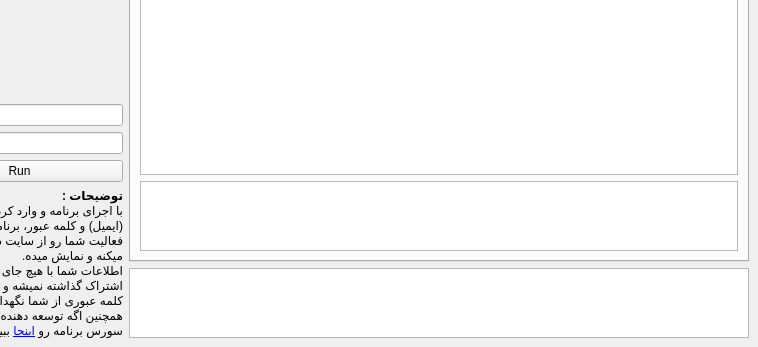
Old version of the form digikala_history.ui in the repository jadijadi/digikala_history; both pictures show x 93 to 851 and y 264 to 611 of the 851 by 611 pixel window.
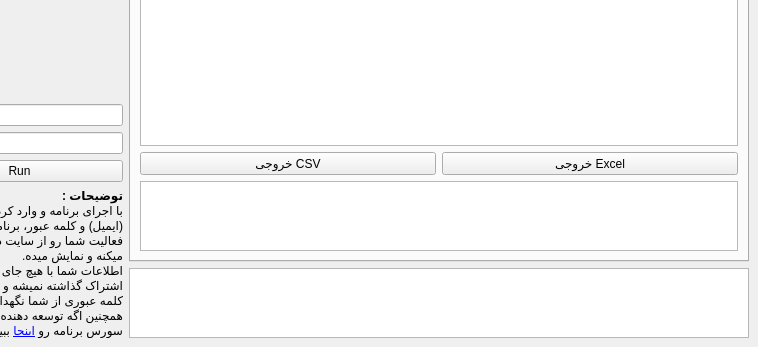
New version of the form. Custom widgets are drawn as their Qt base class.

Commit message: add qdarkstyle to requrements.txt add datetime to requrements.txt remove commented lines in plotter.py add all widgets to layers in ui file for make ui scalable export table contents to cvs file

```diff
--- a/digikala_history.ui
+++ b/digikala_history.ui
@@ -137,7 +137,7 @@
          </attribute>
          <layout class="QGridLayout" name="gridLayout">
           <item row="0" column="0">
-           <layout class="QVBoxLayout" name="verticalLayout_3" stretch="10,1">
+           <layout class="QVBoxLayout" name="verticalLayout_3" stretch="10,0,1">
             <item>
              <widget class="QTableWidget" name="output_general">
               <property name="layoutDirection">
@@ -221,6 +221,27 @@
               </column>
              </widget>
             </item>
+            <item>
+             <layout class="QHBoxLayout" name="horizontalLayout_3">
+              <item>
+               <widget class="QPushButton" name="exportCsv">
+                <property name="layoutDirection">
+                 <enum>Qt::RightToLeft</enum>
+                </property>
+                <property name="text">
+                 <string>خروجی CSV</string>
+                </property>
+               </widget>
+              </item>
+              <item>
+               <widget class="QPushButton" name="exportExcel">
+                <property name="text">
+                 <string>خروجی Excel</string>
+                </property>
+               </widget>
+              </item>
+             </layout>
+            </item>
             <item>
              <widget class="QListWidget" name="output_result">
               <property name="layoutDirection">
```
The commit also changes 3 other files.
